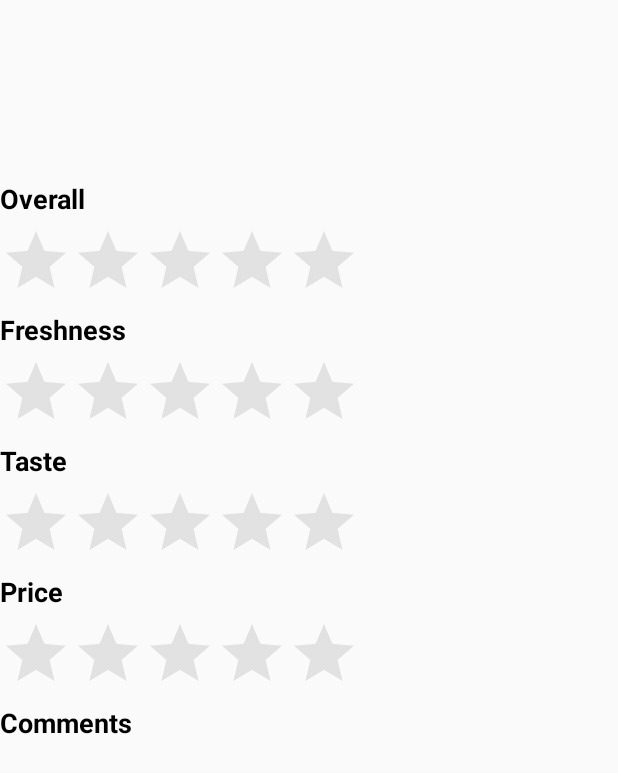
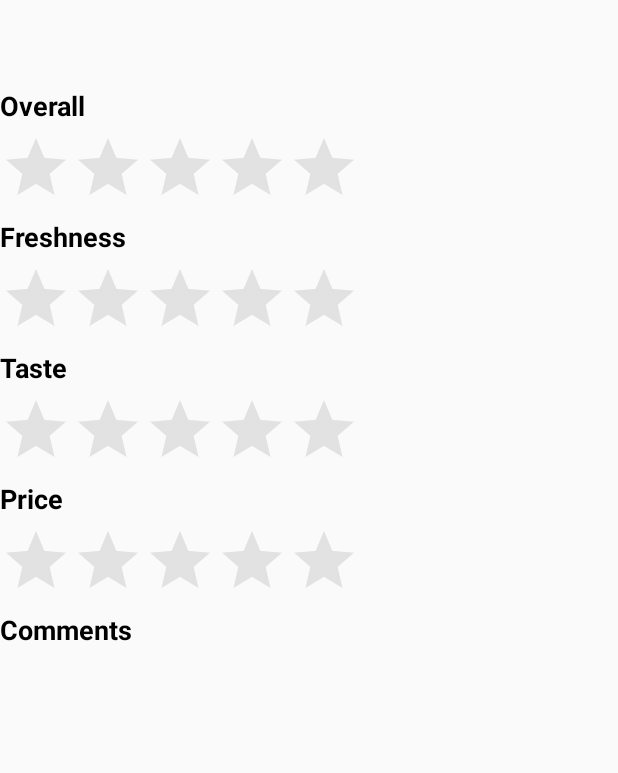
Before and after one commit to Danielemur/CMSC436_FIA, an Android app: the layout review_page_activity.xml on its own in the app's theme, with its tools: preview values and no code run, on a phone screen of 412 x 824 dp. Shown: the top 773 px of the screen. Run offline under Robolectric (Android 15) with nearby library versions, the phone set to English and light mode, and no system bars.

Commit message:
Work on ReviewPageActivity.

```diff
--- a/app/src/main/java/com/example/daniel/tastet/StorePageActivity.java
+++ b/app/src/main/java/com/example/daniel/tastet/StorePageActivity.java
@@ -22,6 +22,7 @@ import java.util.UUID;
 public class StorePageActivity extends Activity {
     private static final int ADD_REVIEW_REQUEST = 1;
     private Store data;
+
     @Override
     protected void onCreate(Bundle savedInstanceState) {
         super.onCreate(savedInstanceState);
--- a/app/src/main/res/layout/review_page_activity.xml
+++ b/app/src/main/res/layout/review_page_activity.xml
@@ -5,37 +5,11 @@
     android:orientation="vertical"
     android:theme="@style/LightTheme">
 
-    <!-- <TextView
-         android:id="@+id/add_store_title"
-         android:layout_width="wrap_content"
-         android:layout_height="20dp"
-         android:layout_marginBottom="4dp"
-         android:layout_marginTop="4dp"
-         android:text="@string/add_store_title"
-         android:textAppearance="?android:attr/textAppearanceLarge"
-         android:textStyle="bold"
-         android:textColor="#000000"
-     />-->
-
-    <!-- Location Name -->
-
-   <!-- <TextView
-        android:id="@+id/store_name"
-        android:layout_width="wrap_content"
-        android:layout_height="40dp"
-
-        android:text="@string/store_name"
-        android:textAppearance="?android:attr/textAppearanceMedium"
-        android:textStyle="bold"
-        android:textColor="#000000"
-
-        />-->
-
 
     <TextView
-        android:id="@+id/store_name_entry"
+        android:id="@+id/review_page_store_name"
         android:layout_width="match_parent"
-        android:layout_height="40dp"
+        android:layout_height="wrap_content"
         android:textStyle="bold"
         android:textColor="#000000"/>
 
@@ -54,9 +28,9 @@
         />-->
 
     <TextView
-        android:id="@+id/add_store_address_entry"
+        android:id="@+id/review_page_title_user"
         android:layout_width="match_parent"
-        android:layout_height="40dp"
+        android:layout_height="wrap_content"
         android:textStyle="bold"
         android:textColor="#000000"/>
 
@@ -76,20 +50,14 @@
         />-->
 
     <TextView
-        android:id="@+id/store_type_entry"
+        android:id="@+id/review_page_date"
         android:layout_width="match_parent"
-        android:layout_height="40dp"
+        android:layout_height="wrap_content"
         android:textStyle="bold"
         android:textColor="#000000"/>
 
-
-
-
-
-
-
     <TextView
-        android:id="@+id/review_overall"
+        android:id="@+id/review_page_overall"
         android:layout_width="wrap_content"
         android:layout_height="30dp"
 
@@ -100,7 +68,7 @@
         />
 
     <android.support.v7.widget.AppCompatRatingBar
-        android:id="@+id/overallRatingBar"
+        android:id="@+id/review_page_overall_rating"
         android:layout_width="wrap_content"
         android:layout_height="wrap_content"
         android:layout_alignParentStart="true"
@@ -110,18 +78,18 @@
 
 
     <TextView
-        android:id="@+id/review_freshness"
+        android:id="@+id/review_page_freshness"
         android:layout_width="wrap_content"
         android:layout_height="30dp"
 
-        android:text="@string/freshness"
+        android:text="@string/freshness_rating"
         android:textAppearance="?android:attr/textAppearanceMedium"
         android:textStyle="bold"
         android:textColor="#000000"
         />
 
     <android.support.v7.widget.AppCompatRatingBar
-        android:id="@+id/freshnessRatingBar"
+        android:id="@+id/review_page_freshness_rating"
         android:layout_width="wrap_content"
         android:layout_height="wrap_content"
         android:layout_alignParentStart="true"
@@ -131,17 +99,17 @@
 
 
     <TextView
-        android:id="@+id/review_Taste"
+        android:id="@+id/review_page_taste"
         android:layout_width="wrap_content"
         android:layout_height="30dp"
-        android:text="@string/taste"
+        android:text="@string/taste_rating"
         android:textAppearance="?android:attr/textAppearanceMedium"
         android:textStyle="bold"
         android:textColor="#000000"
         />
 
     <android.support.v7.widget.AppCompatRatingBar
-        android:id="@+id/tasteRatingBar"
+        android:id="@+id/review_page_taste_rating"
         android:layout_width="wrap_content"
         android:layout_height="wrap_content"
         android:layout_alignParentStart="true"
@@ -151,18 +119,18 @@
 
 
     <TextView
-        android:id="@+id/review_price"
+        android:id="@+id/review_page_price"
         android:layout_width="wrap_content"
         android:layout_height="30dp"
 
-        android:text="@string/price"
+        android:text="@string/price_rating"
         android:textAppearance="?android:attr/textAppearanceMedium"
         android:textStyle="bold"
         android:textColor="#000000"
         />
 
     <android.support.v7.widget.AppCompatRatingBar
-        android:id="@+id/priceRatingBar"
+        android:id="@+id/review_page_price_rating"
         android:layout_width="wrap_content"
         android:layout_height="wrap_content"
         android:layout_alignParentStart="true"
@@ -183,7 +151,7 @@
         />
 
     <TextView
-        android:id="@+id/review_comment"
+        android:id="@+id/review_page_comment"
         android:layout_width="wrap_content"
         android:layout_height="wrap_content"
 
--- a/app/src/main/res/values/strings.xml
+++ b/app/src/main/res/values/strings.xml
@@ -60,9 +60,9 @@
     <string name="store_type">Store Type</string>
 
     <string name="overall_rating">Overall</string>
-    <string name="freshness">Freshness</string>
-    <string name="taste">Taste</string>
-    <string name="price">Price</string>
+    <string name="freshness_rating">Freshness</string>
+    <string name="taste_rating">Taste</string>
+    <string name="price_rating">Price</string>
     <string name="comments">Comments</string>
 
 
```
Also changed, not shown: app/src/main/java/com/example/daniel/tastet/ReviewPageActivity.java (+31 -0 lines), app/src/main/java/com/example/daniel/tastet/SearchFragment.java (+3 -11 lines).
